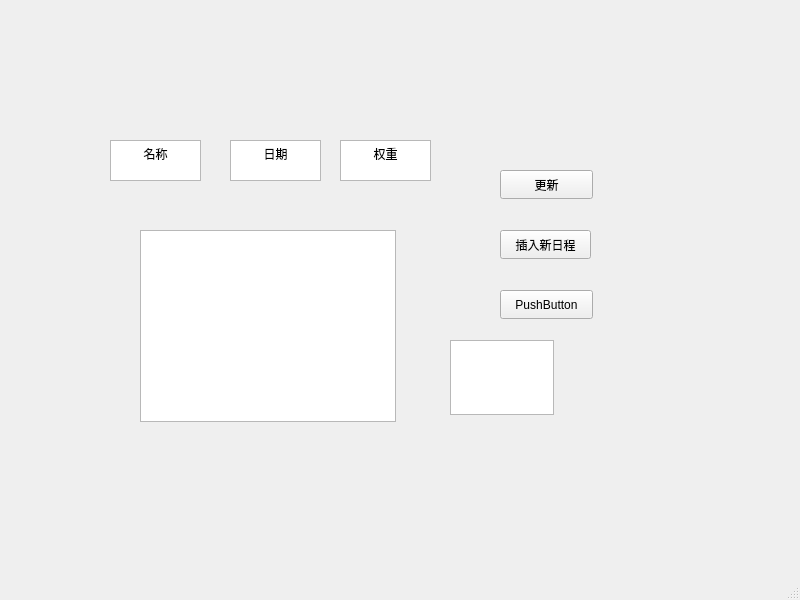
Old version of the form untitled1/mainwindow.ui in the repository baosailong/projectA.
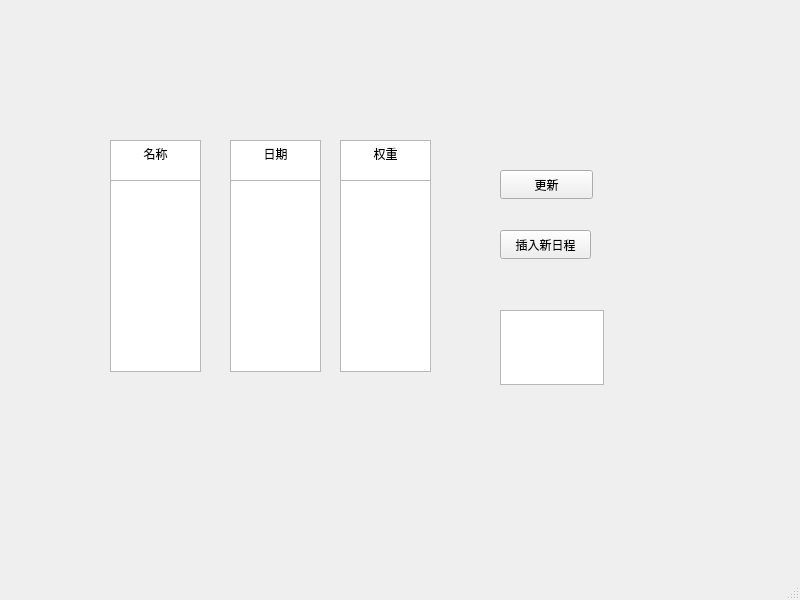
New version of the form.

Patch:
```diff
--- a/untitled1/mainwindow.ui
+++ b/untitled1/mainwindow.ui
@@ -40,19 +40,6 @@
      <string>插入新日程</string>
     </property>
    </widget>
-   <widget class="QPushButton" name="pushButton_3">
-    <property name="geometry">
-     <rect>
-      <x>500</x>
-      <y>290</y>
-      <width>93</width>
-      <height>29</height>
-     </rect>
-    </property>
-    <property name="text">
-     <string>PushButton</string>
-    </property>
-   </widget>
    <widget class="QTextBrowser" name="textBrowser">
     <property name="geometry">
      <rect>
@@ -116,8 +103,8 @@
    <widget class="QTextEdit" name="textEdit">
     <property name="geometry">
      <rect>
-      <x>450</x>
-      <y>340</y>
+      <x>500</x>
+      <y>310</y>
       <width>104</width>
       <height>75</height>
      </rect>
@@ -126,9 +113,29 @@
    <widget class="QTextBrowser" name="textBrowser_4">
     <property name="geometry">
      <rect>
-      <x>140</x>
-      <y>230</y>
-      <width>256</width>
+      <x>110</x>
+      <y>180</y>
+      <width>91</width>
+      <height>192</height>
+     </rect>
+    </property>
+   </widget>
+   <widget class="QTextBrowser" name="textBrowser_5">
+    <property name="geometry">
+     <rect>
+      <x>230</x>
+      <y>180</y>
+      <width>91</width>
+      <height>192</height>
+     </rect>
+    </property>
+   </widget>
+   <widget class="QTextBrowser" name="textBrowser_6">
+    <property name="geometry">
+     <rect>
+      <x>340</x>
+      <y>180</y>
+      <width>91</width>
       <height>192</height>
      </rect>
     </property>
```
